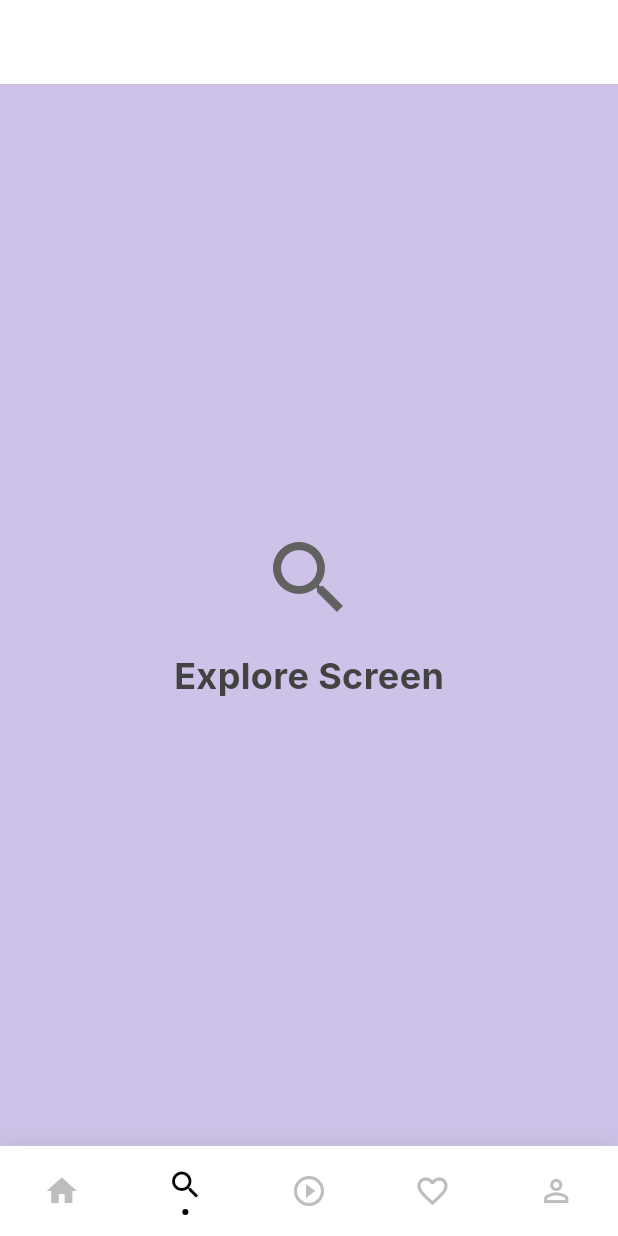
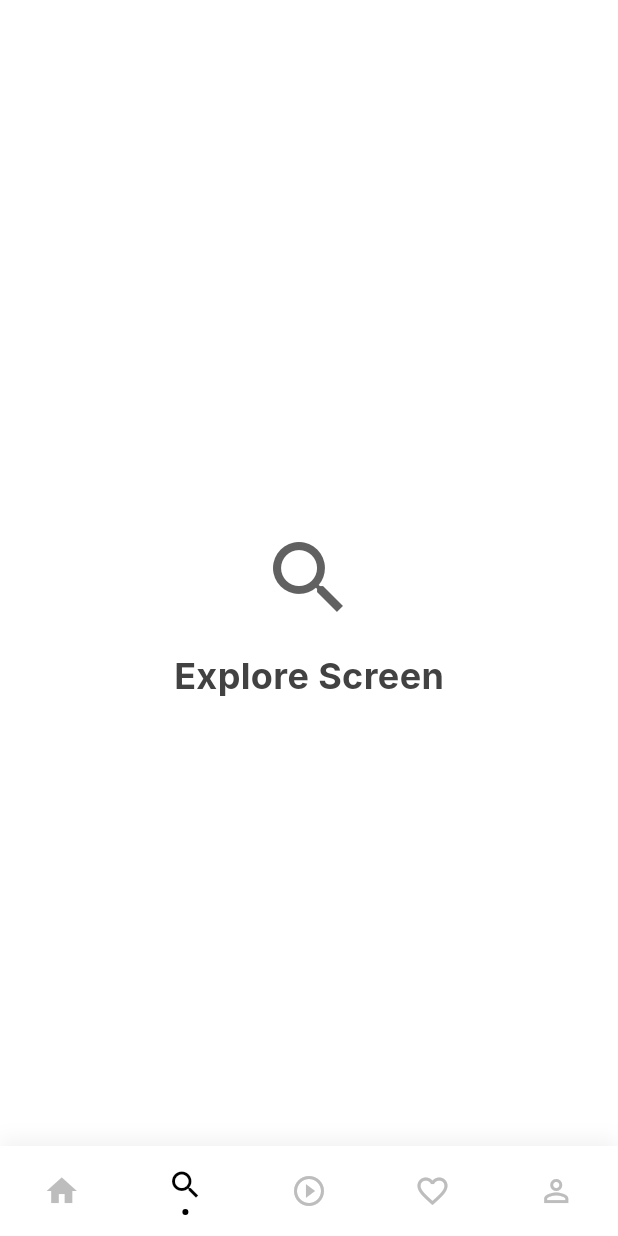
Before and after one commit to Asrat001/ahava, a Flutter app: the screen it shows after launch, item 2 of the bottom bar chosen, on a phone screen of 412 x 824 dp. Run offline on Flutter 3.47's test engine with Material 3 defaults, Android fonts, the phone set to English and light mode, and no system bars; our stand-ins replace cached_network_image; network calls fail; Roboto replaces fonts that are missing (Inter).

Commit message:
rv background color

```diff
--- a/lib/screens/create_screen.dart
+++ b/lib/screens/create_screen.dart
@@ -6,7 +6,6 @@ class CreateScreen extends StatelessWidget {
   @override
   Widget build(BuildContext context) {
     return Scaffold(
-      backgroundColor: const Color(0xFFCEC2E8),
       body: SafeArea(
         child: Center(
           child: Column(
--- a/lib/screens/explore_screen.dart
+++ b/lib/screens/explore_screen.dart
@@ -6,7 +6,6 @@ class ExploreScreen extends StatelessWidget {
   @override
   Widget build(BuildContext context) {
     return Scaffold(
-      backgroundColor: const Color(0xFFCEC2E8),
       body: SafeArea(
         child: Center(
           child: Column(
--- a/lib/screens/favorites_screen.dart
+++ b/lib/screens/favorites_screen.dart
@@ -6,7 +6,6 @@ class FavoritesScreen extends StatelessWidget {
   @override
   Widget build(BuildContext context) {
     return Scaffold(
-      backgroundColor: const Color(0xFFCEC2E8),
       body: SafeArea(
         child: Center(
           child: Column(
--- a/lib/screens/profile_screen.dart
+++ b/lib/screens/profile_screen.dart
@@ -6,7 +6,6 @@ class ProfileScreen extends StatelessWidget {
   @override
   Widget build(BuildContext context) {
     return Scaffold(
-      backgroundColor: const Color(0xFFCEC2E8),
       body: SafeArea(
         child: Center(
           child: Column(
```
